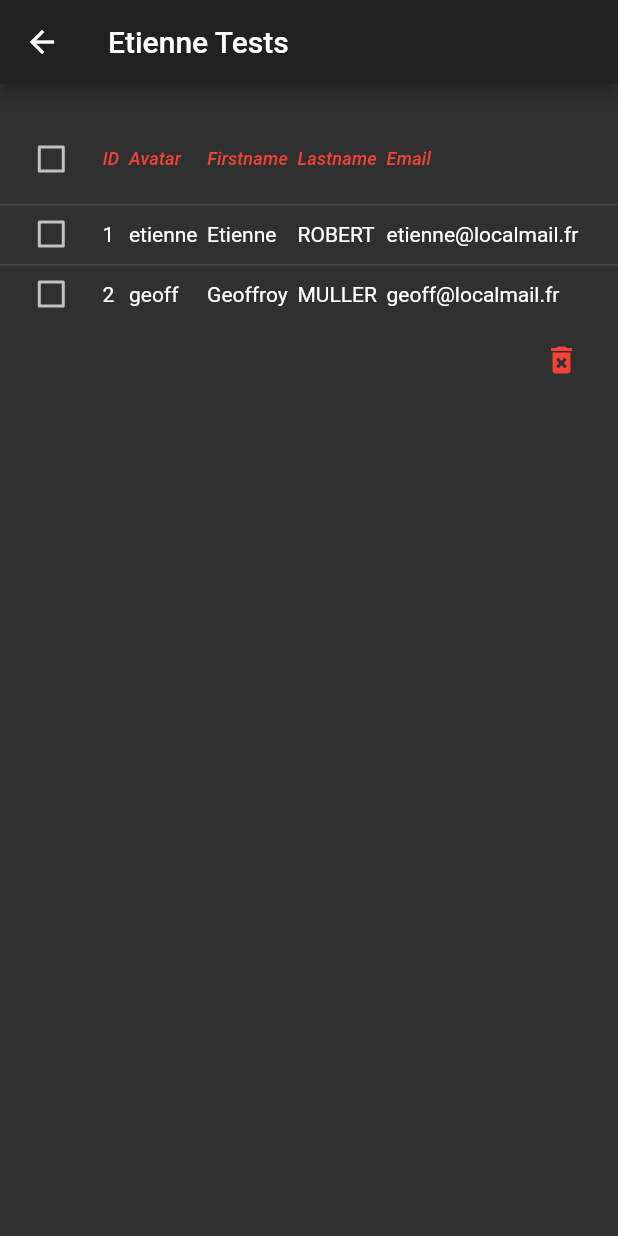
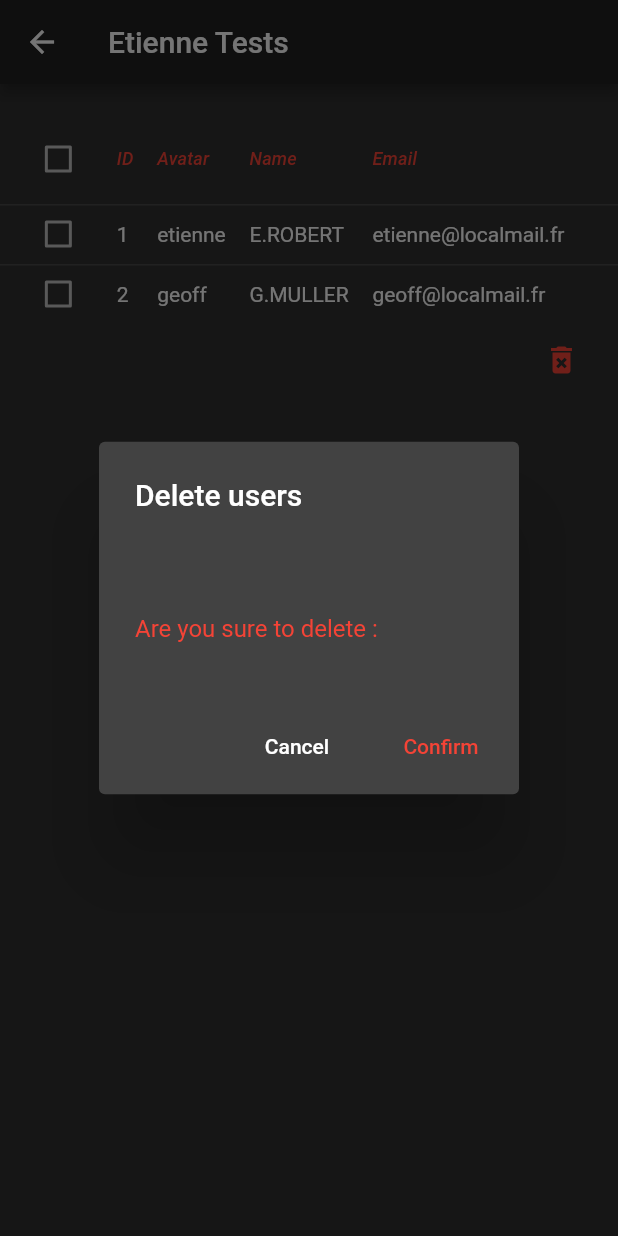
Before and after one commit to GeoffroyMuller/Gety, a Flutter app: the TestEtienne screen opened by its route, after a tap on the "delete forever" icon, on a phone screen of 412 x 824 dp. Run offline on Flutter 3.47's test engine with Material 2 defaults, Android fonts, the phone set to English and light mode, and no system bars.

Commit message:
ADD : modal delete users

```diff
--- a/gety_front/lib/pages/TestEtienne.dart
+++ b/gety_front/lib/pages/TestEtienne.dart
@@ -15,8 +15,20 @@ class TestEtienne extends StatefulWidget {
 
 class _TestEtienne extends State<TestEtienne> {
   List<User> _users = [
-    new User(id: 1, firstname: "Etienne", lastname: "ROBERT", email: "etienne@localmail.fr", password: "testpwd", avatar: "etienne"),
-    new User(id: 2, firstname: "Geoffroy", lastname: "MULLER", email: "geoff@localmail.fr", password: "testpwd", avatar: "geoff")
+    new User(
+        id: 1,
+        firstname: "Etienne",
+        lastname: "ROBERT",
+        email: "etienne@localmail.fr",
+        password: "testpwd",
+        avatar: "etienne"),
+    new User(
+        id: 2,
+        firstname: "Geoffroy",
+        lastname: "MULLER",
+        email: "geoff@localmail.fr",
+        password: "testpwd",
+        avatar: "geoff")
   ];
 
   List<int> _selectedUser = [];
@@ -28,7 +40,6 @@ class _TestEtienne extends State<TestEtienne> {
       _selectedUser.add(user.id);
     }
     setState(() {});
-
   }
 
   @override
@@ -42,26 +53,27 @@ class _TestEtienne extends State<TestEtienne> {
         margin: EdgeInsets.only(left: 0.0, top: 20.0),
         child: ListView(
           children: <Widget>[
-            this.renderUserTable(),
+            this._renderUserTable(),
             Align(
                 alignment: Alignment(.925, 0),
                 child: IconButton(
-                    icon: Icon(Icons.delete_forever, color: Colors.red),
-                    onPressed: () => {this.delete()},
-                    //child: Text('Delete', style: TextStyle(color: Colors.black))
-                )
-            ),
+                  icon: Icon(Icons.delete_forever, color: Colors.red),
+                  onPressed: () => {this._showDeleteDialog()},
+                  //child: Text('Delete', style: TextStyle(color: Colors.black))
+                )),
           ],
         ),
       ),
     );
   }
 
-  delete() {
-    print(_selectedUser);
+  // todo : delete users
+  _delete({List<User> users}) {
+    print('users to delete');
+    print(users);
   }
 
-  renderUserTable() {
+  _renderUserTable() {
     return DataTable(
         columnSpacing: 4,
         showCheckboxColumn: true,
@@ -70,21 +82,64 @@ class _TestEtienne extends State<TestEtienne> {
         columns: const <DataColumn>[
           DataColumn(label: Text('ID', style: listHeaderTextStyle)),
           DataColumn(label: Text('Avatar', style: listHeaderTextStyle)),
-          DataColumn(label: Text('Firstname', style: listHeaderTextStyle)),
-          DataColumn(label: Text('Lastname', style: listHeaderTextStyle)),
+          DataColumn(label: Text('Name', style: listHeaderTextStyle)),
           DataColumn(label: Text('Email', style: listHeaderTextStyle)),
         ],
-        rows: _users.map((user) => DataRow(
-            onSelectChanged: (bool input)  => this.selectUser(user),
-            selected: _selectedUser.indexOf(user.id) != -1,
-            cells: <DataCell>[
-              DataCell(Text(user.id.toString())/*, onTap: ()  => this.selectUser(user)*/),
-              DataCell(Text(user.avatar), /*, onTap: ()  => this.selectUser(user)*/),
-              DataCell(Text(user.firstname)/*, onTap: ()  => this.selectUser(user)*/),
-              DataCell(Text(user.lastname)/*, onTap: ()  => this.selectUser(user)*/),
-              DataCell(Text(user.email)/*, onTap: ()  => this.selectUser(user)*/)
-            ]
-        )).toList()
+        rows: _users
+            .map((user) => DataRow(
+                    onSelectChanged: (bool input) => this.selectUser(user),
+                    selected: _selectedUser.indexOf(user.id) != -1,
+                    cells: <DataCell>[
+                      DataCell(Text(user.id
+                          .toString()) /*, onTap: ()  => this.selectUser(user)*/),
+                      DataCell(
+                        Text(user
+                            .avatar), /*, onTap: ()  => this.selectUser(user)*/
+                      ),
+                      DataCell(Text(user.firstname.substring(0, 1) +
+                          '.' +
+                          user.lastname
+                              .toUpperCase()) /*, onTap: ()  => this.selectUser(user)*/),
+                      DataCell(Text(
+                          user.email) /*, onTap: ()  => this.selectUser(user)*/)
+                    ]))
+            .toList());
+  }
+
+  Future<void> _showDeleteDialog() async {
+    List<User> users =
+        _users.where((u) => _selectedUser.contains(u.id)).toList();
+    return showDialog<void>(
+      context: context,
+      barrierDismissible: false, // user must tap button!
+      builder: (BuildContext context) {
+        return AlertDialog(
+          title: Text('Delete users'),
+          content: SingleChildScrollView(
+            child: ListBody(
+              children: <Widget>[
+                    Text('Are you sure to delete :',
+                        style: TextStyle(color: Colors.red, height: 5)),
+                  ] + users.map((user) => Text(user.id.toString() + " - " + user.email)).toList(),
+            ),
+          ),
+          actions: <Widget>[
+            FlatButton(
+              child: Text('Cancel'),
+              onPressed: () {
+                Navigator.of(context).pop();
+              },
+            ),
+            FlatButton(
+              child: Text('Confirm', style: TextStyle(color: Colors.red)),
+              onPressed: () {
+                _delete(users: users);
+                Navigator.of(context).pop();
+              },
+            ),
+          ],
+        );
+      },
     );
   }
 }
```
